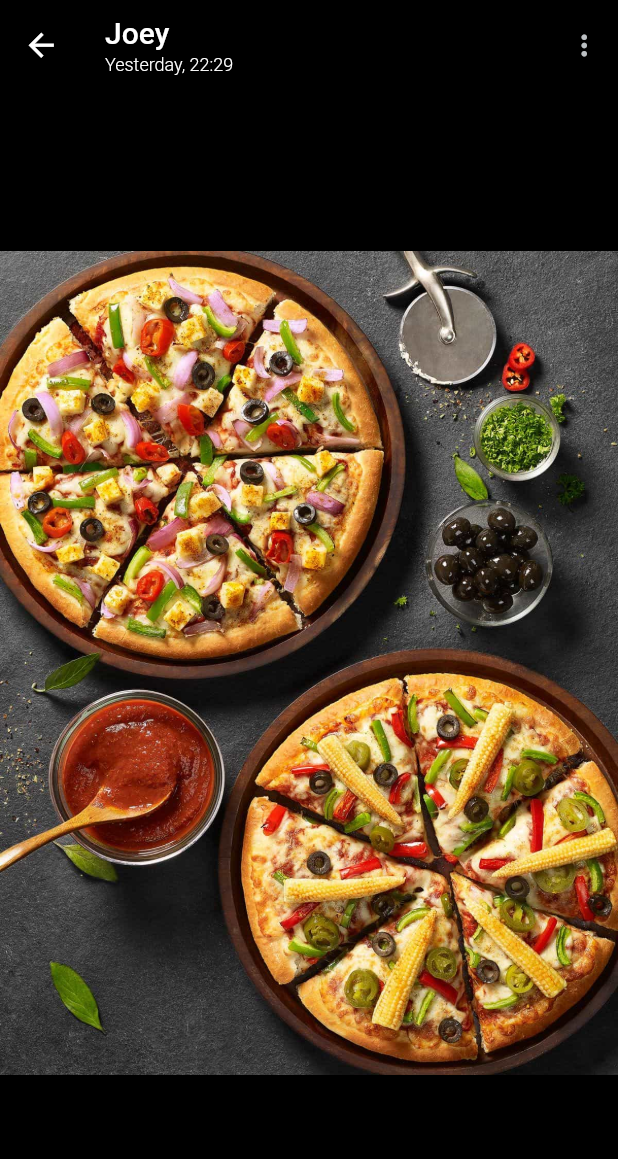
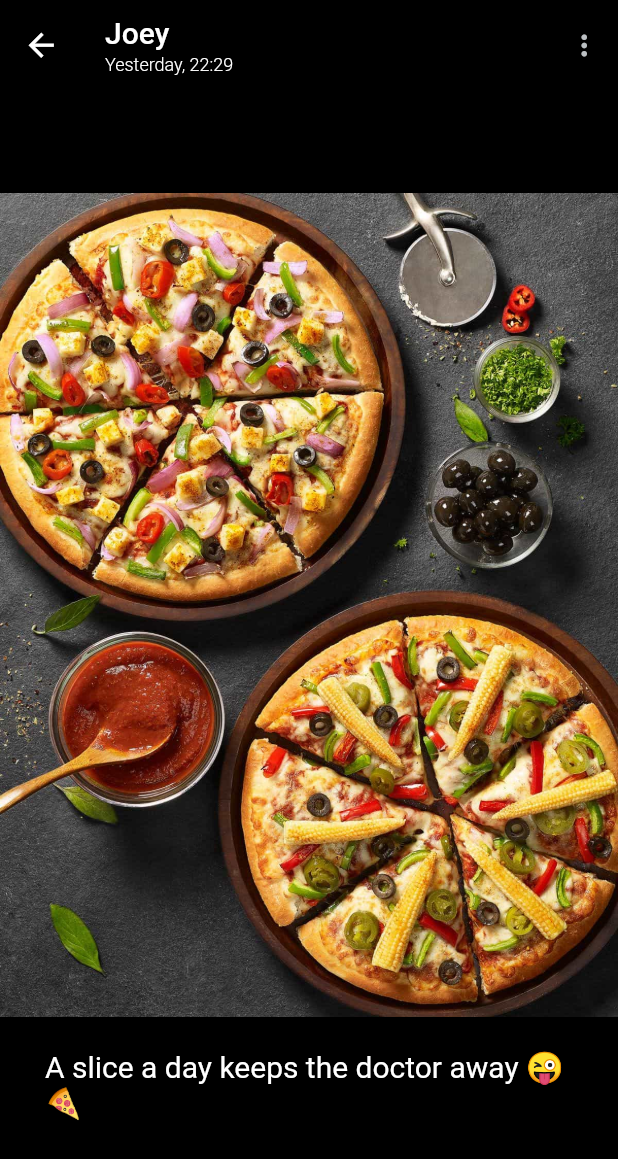
Before and after one commit to CodingHashira/whatsapp-android-ui-clone, a Flutter app: the HomeStatusPage screen opened directly, after a tap on "Joey", on a phone screen of 412 x 824 dp. Shown: the top 1159 px of the screen. Run offline on Flutter 3.47's test engine with Material 2 defaults, Android fonts, the phone set to English and light mode, and no system bars; our stand-ins replace feather_icons, flutter_chat_bubble, percent_indicator.

Commit message:
Update files

```diff
--- a/lib/model/data.dart
+++ b/lib/model/data.dart
@@ -1254,6 +1254,7 @@ class Data {
       'subTitle': '22:29',
       'statusUrl': 'images/status/s1.jpg',
       'uploadTime': 'Yesterday, 22:29',
+      'statusText': 'A slice a day keeps the doctor away 😜🍕'
     },
     {
       'leading': 'images/p2.jpg',
@@ -1261,6 +1262,7 @@ class Data {
       'subTitle': '22:10',
       'statusUrl': 'images/status/s2.jpg',
       'uploadTime': 'Yesterday, 22:10',
+      'statusText': 'Can\'t decide which one to wear first ⌚🤔💅'
     },
     {
       'leading': 'images/p3.jpg',
@@ -1268,6 +1270,7 @@ class Data {
       'subTitle': 'Today, 08:42',
       'statusUrl': 'images/status/s3.jpg',
       'uploadTime': 'Today, 08:42',
+      'statusText': 'Saucy and proud 🍅👩‍🍳'
     },
     {
       'leading': 'images/p4.jpg',
@@ -1275,6 +1278,7 @@ class Data {
       'subTitle': 'Today, 11:26',
       'statusUrl': 'images/status/s4.jpg',
       'uploadTime': 'Today, 11:26',
+      'statusText': 'I\'ve always had a thing for the gentle giants 🦕💕'
     },
   ];
 
--- a/lib/pages/conversation_page/image_view.dart
+++ b/lib/pages/conversation_page/image_view.dart
@@ -1,4 +1,5 @@
 import 'package:flutter/material.dart';
+
 import 'package:ui_flutter_whatsapp/common/appbar.dart';
 import 'package:ui_flutter_whatsapp/common/popup_menu_button.dart';
 import 'package:ui_flutter_whatsapp/constants.dart';
@@ -15,6 +16,7 @@ class CustomImageView extends StatefulWidget {
     this.titleWidget,
     required this.title,
     this.uploadTime,
+    this.statusText,
   });
 
   final String imagePath;
@@ -22,6 +24,7 @@ class CustomImageView extends StatefulWidget {
   final Widget? titleWidget;
   final String title;
   final String? uploadTime;
+  final String? statusText;
 
   @override
   State<CustomImageView> createState() => _CustomImageViewState();
@@ -30,6 +33,7 @@ class CustomImageView extends StatefulWidget {
 class _CustomImageViewState extends State<CustomImageView> {
   @override
   Widget build(BuildContext context) {
+    var screenHeight = MediaQuery.of(context).size.height;
     return Scaffold(
       backgroundColor: Colors.black,
       appBar: CustomAppBar(
@@ -90,11 +94,29 @@ class _CustomImageViewState extends State<CustomImageView> {
           ),
         ),
       ),
-      body: Center(
-        child: Image.asset(
-          widget.imagePath,
-          // fit: BoxFit.fitWidth,
-        ),
+      body: Stack(
+        alignment: Alignment.bottomCenter,
+        children: [
+          const SizedBox(height: 20.0),
+          SizedBox(
+            height: screenHeight / 1.2,
+            child: Image.asset(
+              widget.imagePath,
+            ),
+          ),
+          widget.statusText != null
+              ? Container(
+                  padding: const EdgeInsets.only(left: 30.0, right: 30.0),
+                  child: Positioned(
+                    bottom: 0.0,
+                    child: Text(
+                      widget.statusText!,
+                      style: kTitleTextStyle.copyWith(fontSize: 20.0),
+                    ),
+                  ),
+                )
+              : const SizedBox.shrink()
+        ],
       ),
     );
   }
--- a/lib/pages/home/chats.dart
+++ b/lib/pages/home/chats.dart
@@ -55,7 +55,7 @@ class HomeChatsPage extends StatelessWidget {
               'Tap and hold on a chat for more options',
               style: kSubTitleTextStyle.copyWith(
                 fontSize: 14.0,
-                fontWeight: FontWeight.bold,
+                fontWeight: FontWeight.w500,
               ),
             ),
           ),
--- a/lib/pages/home/status.dart
+++ b/lib/pages/home/status.dart
@@ -64,6 +64,7 @@ class HomeStatusPage extends StatelessWidget {
                     imagePath: data.statusUpdateList[index]['statusUrl']!,
                     title: data.statusUpdateList[index]['title']!,
                     uploadTime: data.statusUpdateList[index]['uploadTime'],
+                    statusText: data.statusUpdateList[index]['statusText'],
                     actionsList: [
                       CustomPopupMenuButton(
                         popupMenuItems: data.statusUpdatePopupOptions,
```
